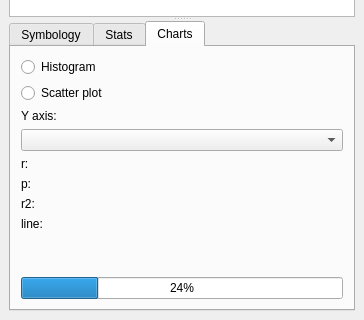
SpaceGroupUCL/qgisSpaceSyntaxToolkit, file esstoolkit/explorer/ui_Explorer.ui: the form before one commit; both pictures show x 0 to 364 and y 230 to 550 of the 364 by 550 pixel window.
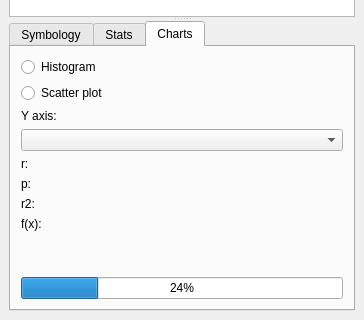
The form after the commit. The open tabs and pages were chosen to show the change.

Diff of the .ui file:
```diff
--- a/esstoolkit/explorer/ui_Explorer.ui
+++ b/esstoolkit/explorer/ui_Explorer.ui
@@ -386,7 +386,7 @@
                <item>
                 <widget class="QLabel" name="lineLabel">
                  <property name="text">
-                  <string>line:</string>
+                  <string>f(x): </string>
                  </property>
                  <property name="wordWrap">
                   <bool>true</bool>
```
Left out of the diff: 18 changed lines with no effect on the pictures.
